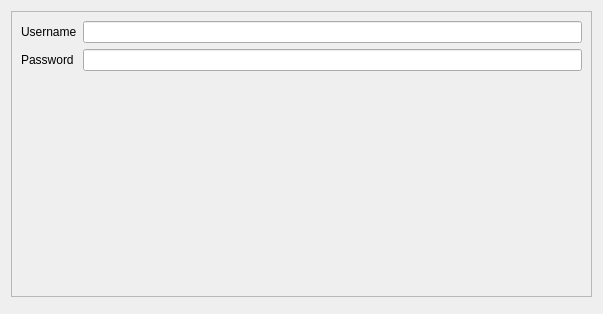
This is gui/qtm/WelcomeUI.ui in ardhitama/hargoile as Qt 5 draws it before an edit. The edited form follows.
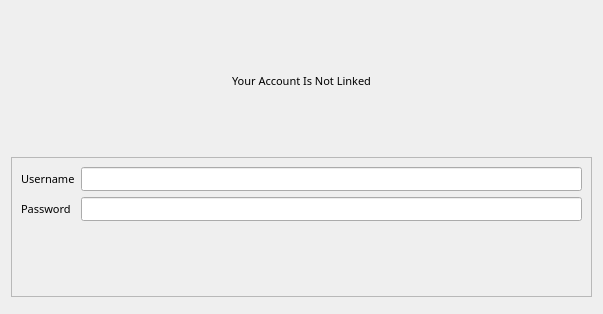
This is the edited form.

```diff
--- a/gui/qtm/WelcomeUI.ui
+++ b/gui/qtm/WelcomeUI.ui
@@ -13,21 +13,66 @@
     <height>314</height>
    </rect>
   </property>
+  <property name="font">
+   <font>
+    <family>TitilliumText22L Rg</family>
+    <pointsize>8</pointsize>
+    <weight>50</weight>
+    <italic>false</italic>
+    <bold>false</bold>
+   </font>
+  </property>
   <property name="focusPolicy">
    <enum>Qt::StrongFocus</enum>
   </property>
   <property name="windowTitle">
    <string>Hargoile</string>
   </property>
+  <property name="styleSheet">
+   <string notr="true"/>
+  </property>
   <property name="modal">
    <bool>false</bool>
   </property>
   <layout class="QVBoxLayout" name="verticalLayout">
+   <item>
+    <widget class="QLabel" name="infoLabel">
+     <property name="sizePolicy">
+      <sizepolicy hsizetype="Preferred" vsizetype="Preferred">
+       <horstretch>0</horstretch>
+       <verstretch>0</verstretch>
+      </sizepolicy>
+     </property>
+     <property name="font">
+      <font>
+       <family>TitilliumText22L Rg</family>
+       <pointsize>8</pointsize>
+       <weight>50</weight>
+       <italic>false</italic>
+       <bold>false</bold>
+       <stylestrategy>PreferAntialias</stylestrategy>
+       <kerning>true</kerning>
+      </font>
+     </property>
+     <property name="text">
+      <string>Your Account Is Not Linked</string>
+     </property>
+     <property name="alignment">
+      <set>Qt::AlignCenter</set>
+     </property>
+    </widget>
+   </item>
    <item>
     <widget class="QFrame" name="loginFrame">
      <property name="enabled">
       <bool>true</bool>
      </property>
+     <property name="autoFillBackground">
+      <bool>false</bool>
+     </property>
+     <property name="styleSheet">
+      <string notr="true"/>
+     </property>
      <property name="frameShape">
       <enum>QFrame::StyledPanel</enum>
      </property>
@@ -35,29 +80,38 @@
       <enum>QFrame::Raised</enum>
      </property>
      <layout class="QFormLayout" name="formLayout">
-      <item row="0" column="0">
+      <property name="fieldGrowthPolicy">
+       <enum>QFormLayout::AllNonFixedFieldsGrow</enum>
+      </property>
+      <item row="1" column="0">
        <widget class="QLabel" name="usernameLabel">
         <property name="text">
          <string>Username</string>
         </property>
        </widget>
       </item>
-      <item row="0" column="1">
+      <item row="1" column="1">
        <widget class="QLineEdit" name="usernameLineEdit">
+        <property name="styleSheet">
+         <string notr="true"/>
+        </property>
         <property name="inputMethodHints">
          <set>Qt::ImhEmailCharactersOnly|Qt::ImhLowercaseOnly</set>
         </property>
        </widget>
       </item>
-      <item row="1" column="0">
+      <item row="2" column="0">
        <widget class="QLabel" name="passwordLabel">
         <property name="text">
          <string>Password</string>
         </property>
        </widget>
       </item>
-      <item row="1" column="1">
+      <item row="2" column="1">
        <widget class="QLineEdit" name="passwordLineEdit">
+        <property name="styleSheet">
+         <string notr="true"/>
+        </property>
         <property name="inputMethodHints">
          <set>Qt::ImhHiddenText|Qt::ImhNoPredictiveText</set>
         </property>
```
